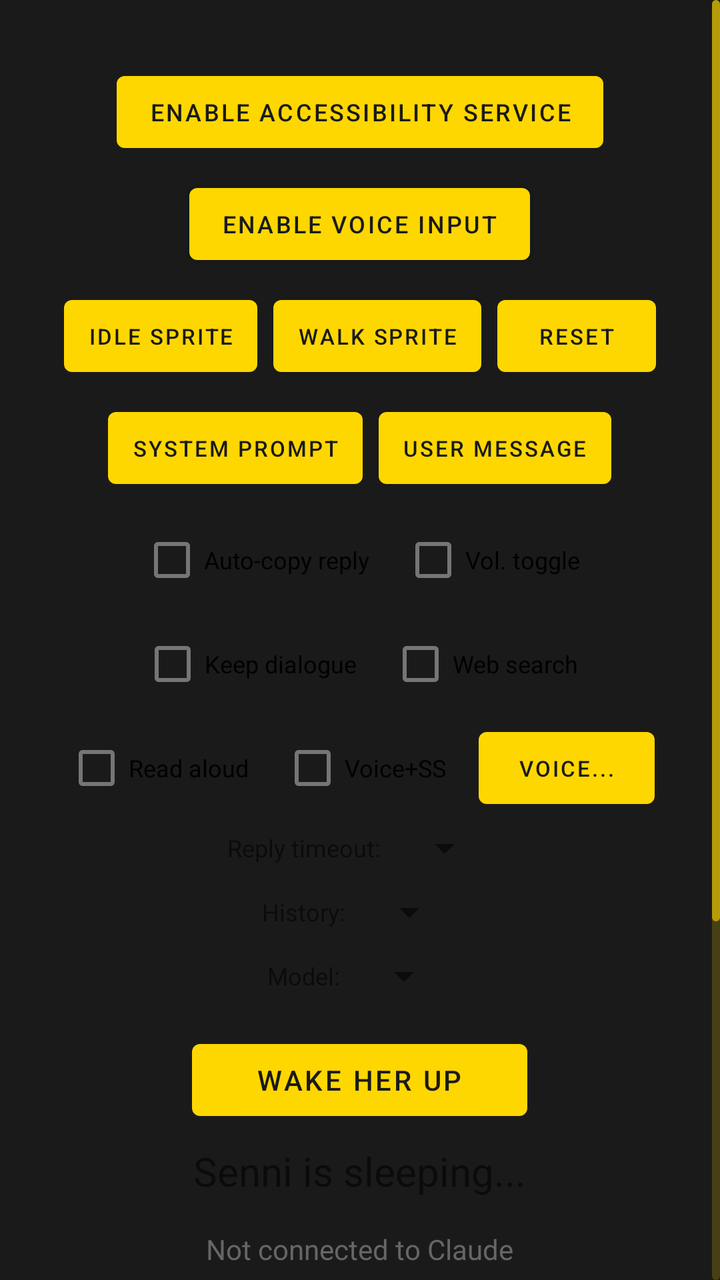
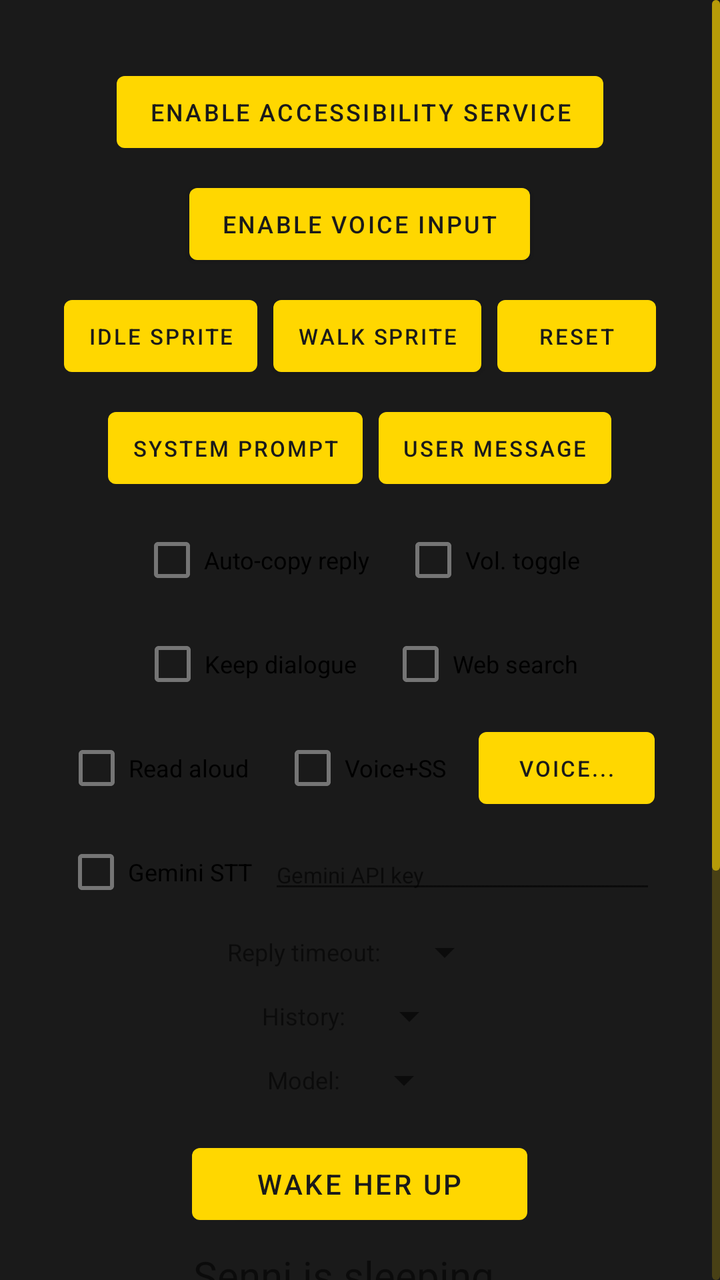

The first picture is an Android layout as it rendered before a commit; the second is the same layout after the commit. The layout source and the unified diff follow.
<!-- AndroidManifest.xml: application theme Theme.CompanionOverlay -->
<!-- res/layout/activity_main.xml -->
<?xml version="1.0" encoding="utf-8"?>
<LinearLayout xmlns:android="http://schemas.android.com/apk/res/android"
    android:layout_width="match_parent"
    android:layout_height="match_parent"
    android:orientation="vertical"
    android:background="#1a1a1a">

    <ScrollView
        android:layout_width="match_parent"
        android:layout_height="0dp"
        android:layout_weight="1"
        android:fillViewport="true"
        android:scrollbarThumbVertical="@drawable/scrollbar_thumb"
        android:scrollbarTrackVertical="@drawable/scrollbar_track"
        android:scrollbarSize="5dp"
        android:scrollbarStyle="outsideOverlay"
        android:fadeScrollbars="true"
        android:scrollbarFadeDuration="800"
        android:scrollbarDefaultDelayBeforeFade="1500"
        android:padding="32dp"
        android:clipToPadding="false">

        <LinearLayout
            android:layout_width="match_parent"
            android:layout_height="wrap_content"
            android:orientation="vertical"
            android:gravity="center_horizontal">

            
            <Button
                android:id="@+id/screenshotPermButton"
                android:layout_width="wrap_content"
                android:layout_height="wrap_content"
                android:text="Enable Accessibility Service"
                android:textSize="12sp"
                android:paddingHorizontal="16dp"
                android:layout_marginBottom="8dp"/>

            <Button
                android:id="@+id/voicePermButton"
                android:layout_width="wrap_content"
                android:layout_height="wrap_content"
                android:text="Enable Voice Input"
                android:textSize="12sp"
                android:paddingHorizontal="16dp"
                android:layout_marginBottom="8dp"/>

            
            <LinearLayout
                android:layout_width="wrap_content"
                android:layout_height="wrap_content"
                android:orientation="horizontal"
                android:layout_marginBottom="8dp">

                <Button
                    android:id="@+id/editIdleSpriteButton"
                    android:layout_width="wrap_content"
                    android:layout_height="wrap_content"
                    android:text="Idle Sprite"
                    android:textSize="11sp"
                    android:paddingHorizontal="12dp"
                    android:layout_marginEnd="8dp"/>

                <Button
                    android:id="@+id/editWalkSpriteButton"
                    android:layout_width="wrap_content"
                    android:layout_height="wrap_content"
                    android:text="Walk Sprite"
                    android:textSize="11sp"
                    android:paddingHorizontal="12dp"
                    android:layout_marginEnd="8dp"/>

                <Button
                    android:id="@+id/resetSpritesButton"
                    android:layout_width="wrap_content"
                    android:layout_height="wrap_content"
                    android:text="Reset"
                    android:textSize="11sp"
                    android:paddingHorizontal="12dp"/>

            </LinearLayout>

            
            <LinearLayout
                android:layout_width="wrap_content"
                android:layout_height="wrap_content"
                android:orientation="horizontal"
                android:layout_marginBottom="8dp">

                <Button
                    android:id="@+id/editSystemPromptButton"
                    android:layout_width="wrap_content"
                    android:layout_height="wrap_content"
                    android:text="System Prompt"
                    android:textSize="11sp"
                    android:paddingHorizontal="12dp"
                    android:layout_marginEnd="8dp"/>

                <Button
                    android:id="@+id/editUserMessageButton"
                    android:layout_width="wrap_content"
                    android:layout_height="wrap_content"
                    android:text="User Message"
                    android:textSize="11sp"
                    android:paddingHorizontal="12dp"/>

            </LinearLayout>

            
            <LinearLayout
                android:layout_width="wrap_content"
                android:layout_height="wrap_content"
                android:orientation="horizontal"
                android:layout_marginBottom="4dp">

                <CheckBox
                    android:id="@+id/autoCopyCheckbox"
                    android:layout_width="wrap_content"
                    android:layout_height="wrap_content"
                    android:text="Auto-copy reply"
                    android:textSize="12sp"
                    android:layout_marginEnd="16dp"/>

                <CheckBox
                    android:id="@+id/volumeToggleCheckbox"
                    android:layout_width="wrap_content"
                    android:layout_height="wrap_content"
                    android:text="Vol. toggle"
                    android:textSize="12sp"/>

            </LinearLayout>

            
            <LinearLayout
                android:layout_width="wrap_content"
                android:layout_height="wrap_content"
                android:orientation="horizontal"
                android:layout_marginBottom="4dp">

                <CheckBox
                    android:id="@+id/keepDialogueCheckbox"
                    android:layout_width="wrap_content"
                    android:layout_height="wrap_content"
                    android:text="Keep dialogue"
                    android:textSize="12sp"
                    android:layout_marginEnd="16dp"/>

                <CheckBox
                    android:id="@+id/webSearchCheckbox"
                    android:layout_width="wrap_content"
                    android:layout_height="wrap_content"
                    android:text="Web search"
                    android:textSize="12sp"/>

            </LinearLayout>

            
            <LinearLayout
                android:layout_width="wrap_content"
                android:layout_height="wrap_content"
                android:orientation="horizontal"
                android:gravity="center_vertical"
                android:layout_marginBottom="4dp">

                <CheckBox
                    android:id="@+id/ttsCheckbox"
                    android:layout_width="wrap_content"
                    android:layout_height="wrap_content"
                    android:text="Read aloud"
                    android:textSize="12sp"
                    android:layout_marginEnd="16dp"/>

                <CheckBox
                    android:id="@+id/voiceScreenshotCheckbox"
                    android:layout_width="wrap_content"
                    android:layout_height="wrap_content"
                    android:text="Voice+SS"
                    android:textSize="12sp"
                    android:layout_marginEnd="16dp"/>

                <Button
                    android:id="@+id/ttsVoiceButton"
                    android:layout_width="wrap_content"
                    android:layout_height="wrap_content"
                    android:text="Voice..."
                    android:textSize="11sp"
                    android:paddingHorizontal="12dp"/>

            </LinearLayout>

            
            <LinearLayout
                android:layout_width="wrap_content"
                android:layout_height="wrap_content"
                android:orientation="horizontal"
                android:gravity="center_vertical"
                android:layout_marginBottom="8dp">

                <TextView
                    android:layout_width="wrap_content"
                    android:layout_height="wrap_content"
                    android:text="Reply timeout:"
                    android:textSize="12sp"
                    android:layout_marginEnd="8dp"/>

                <Spinner
                    android:id="@+id/timeoutSpinner"
                    android:layout_width="wrap_content"
                    android:layout_height="wrap_content"/>

            </LinearLayout>

            <LinearLayout
                android:layout_width="wrap_content"
                android:layout_height="wrap_content"
                android:orientation="horizontal"
                android:gravity="center_vertical"
                android:layout_marginBottom="8dp">

                <TextView
                    android:layout_width="wrap_content"
                    android:layout_height="wrap_content"
                    android:text="History:"
                    android:textSize="12sp"
                    android:layout_marginEnd="8dp"/>

                <Spinner
                    android:id="@+id/historySpinner"
                    android:layout_width="wrap_content"
                    android:layout_height="wrap_content"/>

            </LinearLayout>

            <LinearLayout
                android:layout_width="wrap_content"
                android:layout_height="wrap_content"
                android:orientation="horizontal"
                android:gravity="center_vertical"
                android:layout_marginBottom="16dp">

                <TextView
                    android:layout_width="wrap_content"
                    android:layout_height="wrap_content"
                    android:text="Model:"
                    android:textSize="12sp"
                    android:layout_marginEnd="8dp"/>

                <Spinner
                    android:id="@+id/modelSpinner"
                    android:layout_width="wrap_content"
                    android:layout_height="wrap_content"/>

            </LinearLayout>

            
            <Button
                android:id="@+id/toggleButton"
                android:layout_width="wrap_content"
                android:layout_height="wrap_content"
                android:text="Wake Her Up"
                android:paddingHorizontal="32dp"
                android:layout_marginBottom="8dp"/>

            <TextView
                android:id="@+id/statusText"
                android:layout_width="wrap_content"
                android:layout_height="wrap_content"
                android:text="Senni is sleeping..."
                android:textSize="20sp"
                android:gravity="center"
                android:layout_marginBottom="16dp"/>

            
            <TextView
                android:id="@+id/authStatusText"
                android:layout_width="wrap_content"
                android:layout_height="wrap_content"
                android:text="Not connected to Claude"
                android:textSize="14sp"
                android:textColor="#666666"
                android:gravity="center"
                android:layout_marginBottom="12dp"/>

            <Button
                android:id="@+id/authButton"
                android:layout_width="wrap_content"
                android:layout_height="wrap_content"
                android:text="Authenticate"
                android:paddingHorizontal="24dp"
                android:layout_marginBottom="16dp"/>

            <Button
                android:id="@+id/testButton"
                android:layout_width="wrap_content"
                android:layout_height="wrap_content"
                android:text="Send Test Message"
                android:paddingHorizontal="24dp"
                android:enabled="false"
                android:layout_marginBottom="16dp"/>

            <TextView
                android:id="@+id/responseText"
                android:layout_width="match_parent"
                android:layout_height="wrap_content"
                android:text="Authenticate first to hear me speak~"
                android:textSize="14sp"
                android:textColor="#666666"
                android:gravity="center"
                android:layout_marginBottom="16dp"/>

            <Button
                android:id="@+id/copyLogButton"
                android:layout_width="wrap_content"
                android:layout_height="wrap_content"
                android:text="Copy Debug Log"
                android:textSize="12sp"
                android:paddingHorizontal="16dp"
                android:layout_marginBottom="32dp"/>

        </LinearLayout>

    </ScrollView>

</LinearLayout>
<!-- resources referenced by this layout -->
<resources>
  <!-- drawable scrollbar_thumb (drawable) -->
  <?xml version="1.0" encoding="utf-8"?>
  <shape xmlns:android="http://schemas.android.com/apk/res/android"
      android:shape="rectangle">
      <solid android:color="#99FFD700"/>
      <corners android:radius="4dp"/>
      <size android:width="4dp"/>
  </shape>
  <!-- drawable scrollbar_track (drawable) -->
  <?xml version="1.0" encoding="utf-8"?>
  <shape xmlns:android="http://schemas.android.com/apk/res/android"
      android:shape="rectangle">
      <solid android:color="#33FFD700"/>
      <corners android:radius="4dp"/>
      <size android:width="4dp"/>
  </shape>
  <style name="Theme.CompanionOverlay" parent="Theme.MaterialComponents.DayNight.NoActionBar">
          <item name="colorPrimary">#FFD700</item>
          <item name="colorPrimaryVariant">#C7A600</item>
          <item name="colorOnPrimary">#1a1a1a</item>
          <item name="colorSecondary">#FFD700</item>
          <item name="colorSecondaryVariant">#C7A600</item>
          <item name="colorOnSecondary">#1a1a1a</item>
          <item name="android:statusBarColor">#1a1a1a</item>
          <item name="android:navigationBarColor">#1a1a1a</item>
          <item name="android:windowBackground">#1a1a1a</item>
      </style>
</resources>

<!-- the commit's change to res/layout/activity_main.xml (unified diff, before → after) -->
@@ -190,6 +190,35 @@
 
             
             <LinearLayout
+                android:layout_width="match_parent"
+                android:layout_height="wrap_content"
+                android:orientation="horizontal"
+                android:gravity="center_vertical"
+                android:layout_marginBottom="4dp">
+
+                <CheckBox
+                    android:id="@+id/geminiSttCheckbox"
+                    android:layout_width="wrap_content"
+                    android:layout_height="wrap_content"
+                    android:text="Gemini STT"
+                    android:textSize="12sp"
+                    android:layout_marginEnd="8dp"/>
+
+                <EditText
+                    android:id="@+id/geminiApiKeyEdit"
+                    android:layout_width="0dp"
+                    android:layout_height="wrap_content"
+                    android:layout_weight="1"
+                    android:hint="Gemini API key"
+                    android:textSize="11sp"
+                    android:inputType="textPassword"
+                    android:singleLine="true"
+                    android:imeOptions="actionDone"/>
+
+            </LinearLayout>
+
+            
+            <LinearLayout
                 android:layout_width="wrap_content"
                 android:layout_height="wrap_content"
                 android:orientation="horizontal"
